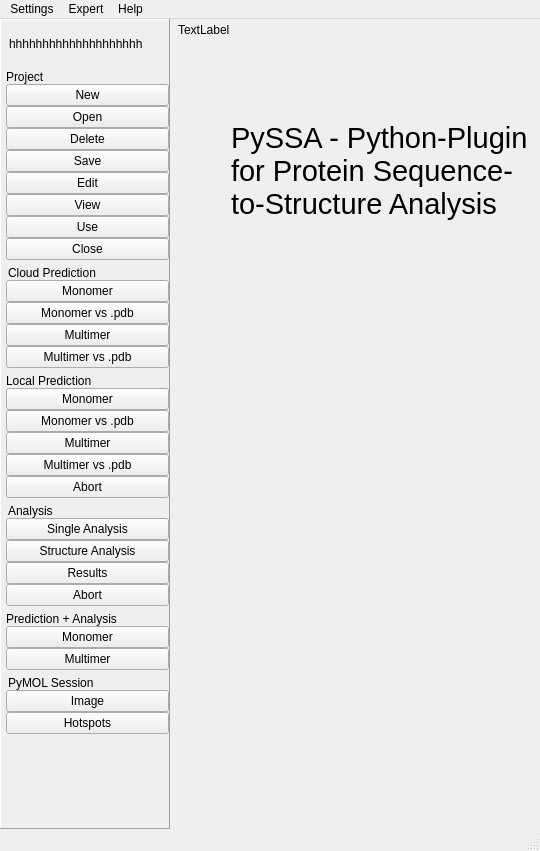
First picture: the form in pyssa/gui/ui/forms/mainWindow_alt.ui, repository urban233/PySSA, before the edit.
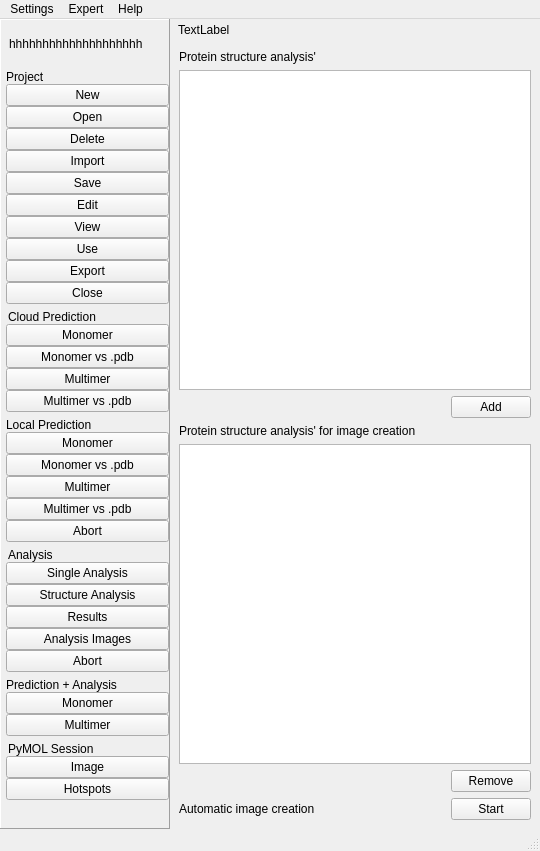
Second picture: the form after the edit. The open tabs and pages were chosen to show the change. Icons and pictures are not drawn.

Commit message: feat: added import and export btn

```diff
--- a/pyssa/gui/ui/forms/mainWindow_alt.ui
+++ b/pyssa/gui/ui/forms/mainWindow_alt.ui
@@ -182,8 +182,8 @@
                  <rect>
                   <x>0</x>
                   <y>0</y>
-                  <width>163</width>
-                  <height>758</height>
+                  <width>146</width>
+                  <height>770</height>
                  </rect>
                 </property>
                 <layout class="QVBoxLayout" name="verticalLayout_115">
@@ -241,6 +241,13 @@
                      </property>
                     </widget>
                    </item>
+                   <item>
+                    <widget class="QPushButton" name="btn_import_project">
+                     <property name="text">
+                      <string>Import</string>
+                     </property>
+                    </widget>
+                   </item>
                    <item>
                     <widget class="QPushButton" name="btn_save_project">
                      <property name="text">
@@ -269,6 +276,13 @@
                      </property>
                     </widget>
                    </item>
+                   <item>
+                    <widget class="QPushButton" name="btn_export_project">
+                     <property name="text">
+                      <string>Export</string>
+                     </property>
+                    </widget>
+                   </item>
                    <item>
                     <widget class="QPushButton" name="btn_close_project">
                      <property name="text">
@@ -456,6 +470,13 @@
                      </property>
                     </widget>
                    </item>
+                   <item>
+                    <widget class="QPushButton" name="btn_image_analysis_page">
+                     <property name="text">
+                      <string>Analysis Images</string>
+                     </property>
+                    </widget>
+                   </item>
                    <item>
                     <widget class="QPushButton" name="btn_analysis_abort">
                      <property name="text">
@@ -6665,6 +6686,125 @@
               </item>
              </layout>
             </widget>
+            <widget class="QWidget" name="page_8">
+             <layout class="QVBoxLayout" name="verticalLayout_140">
+              <item>
+               <layout class="QVBoxLayout" name="verticalLayout_138">
+                <item>
+                 <layout class="QVBoxLayout" name="verticalLayout_139">
+                  <item>
+                   <widget class="QLabel" name="lbl_analysis_images_struct_analysis">
+                    <property name="text">
+                     <string>Protein structure analysis'</string>
+                    </property>
+                   </widget>
+                  </item>
+                  <item>
+                   <widget class="QListWidget" name="list_analysis_images_struct_analysis"/>
+                  </item>
+                 </layout>
+                </item>
+                <item>
+                 <layout class="QHBoxLayout" name="horizontalLayout_104">
+                  <item>
+                   <spacer name="horizontalSpacer_94">
+                    <property name="orientation">
+                     <enum>Qt::Horizontal</enum>
+                    </property>
+                    <property name="sizeHint" stdset="0">
+                     <size>
+                      <width>40</width>
+                      <height>20</height>
+                     </size>
+                    </property>
+                   </spacer>
+                  </item>
+                  <item>
+                   <widget class="QPushButton" name="btn_add_analysis_images_struct_analysis">
+                    <property name="text">
+                     <string>Add</string>
+                    </property>
+                   </widget>
+                  </item>
+                 </layout>
+                </item>
+               </layout>
+              </item>
+              <item>
+               <layout class="QVBoxLayout" name="verticalLayout_136">
+                <item>
+                 <layout class="QVBoxLayout" name="verticalLayout_137">
+                  <item>
+                   <widget class="QLabel" name="lbl_analysis_images_creation_struct_analysis">
+                    <property name="text">
+                     <string>Protein structure analysis' for image creation</string>
+                    </property>
+                   </widget>
+                  </item>
+                  <item>
+                   <widget class="QListWidget" name="list_analysis_images_creation_struct_analysis"/>
+                  </item>
+                 </layout>
+                </item>
+                <item>
+                 <layout class="QHBoxLayout" name="horizontalLayout_103">
+                  <item>
+                   <spacer name="horizontalSpacer_93">
+                    <property name="orientation">
+                     <enum>Qt::Horizontal</enum>
+                    </property>
+                    <property name="sizeHint" stdset="0">
+                     <size>
+                      <width>40</width>
+                      <height>20</height>
+                     </size>
+                    </property>
+                   </spacer>
+                  </item>
+                  <item>
+                   <widget class="QPushButton" name="btn_remove_analysis_images_creation_struct_analysis">
+                    <property name="text">
+                     <string>Remove</string>
+                    </property>
+                   </widget>
+                  </item>
+                 </layout>
+                </item>
+               </layout>
+              </item>
+              <item>
+               <layout class="QHBoxLayout" name="horizontalLayout_102">
+                <item>
+                 <widget class="QLabel" name="lbl_automatic_image_creation">
+                  <property name="text">
+                   <string>Automatic image creation</string>
+                  </property>
+                 </widget>
+                </item>
+                <item>
+                 <spacer name="horizontalSpacer_80">
+                  <property name="orientation">
+                   <enum>Qt::Horizontal</enum>
+                  </property>
+                  <property name="sizeHint" stdset="0">
+                   <size>
+                    <width>40</width>
+                    <height>20</height>
+                   </size>
+                  </property>
+                 </spacer>
+                </item>
+                <item>
+                 <widget class="QPushButton" name="btn_start_automatic_image_creation">
+                  <property name="text">
+                   <string>Start</string>
+                  </property>
+                 </widget>
+                </item>
+               </layout>
+              </item>
+             </layout>
+            </widget>
            </widget>
           </item>
          </layout>
```
The commit also changes 5 other files.
